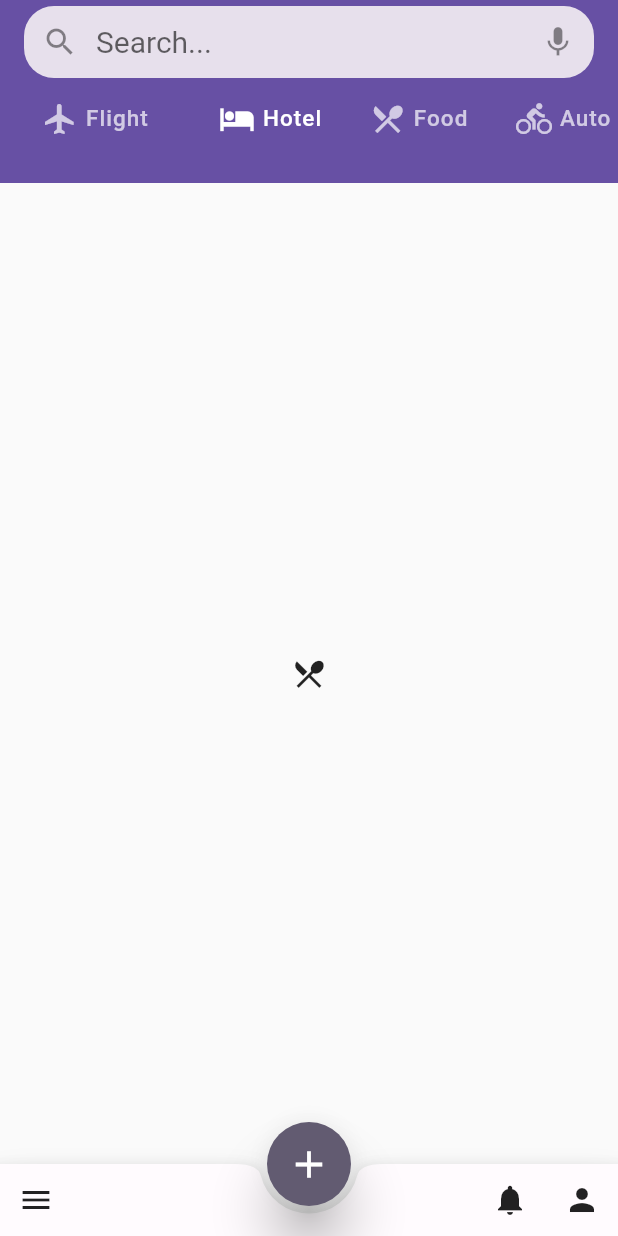
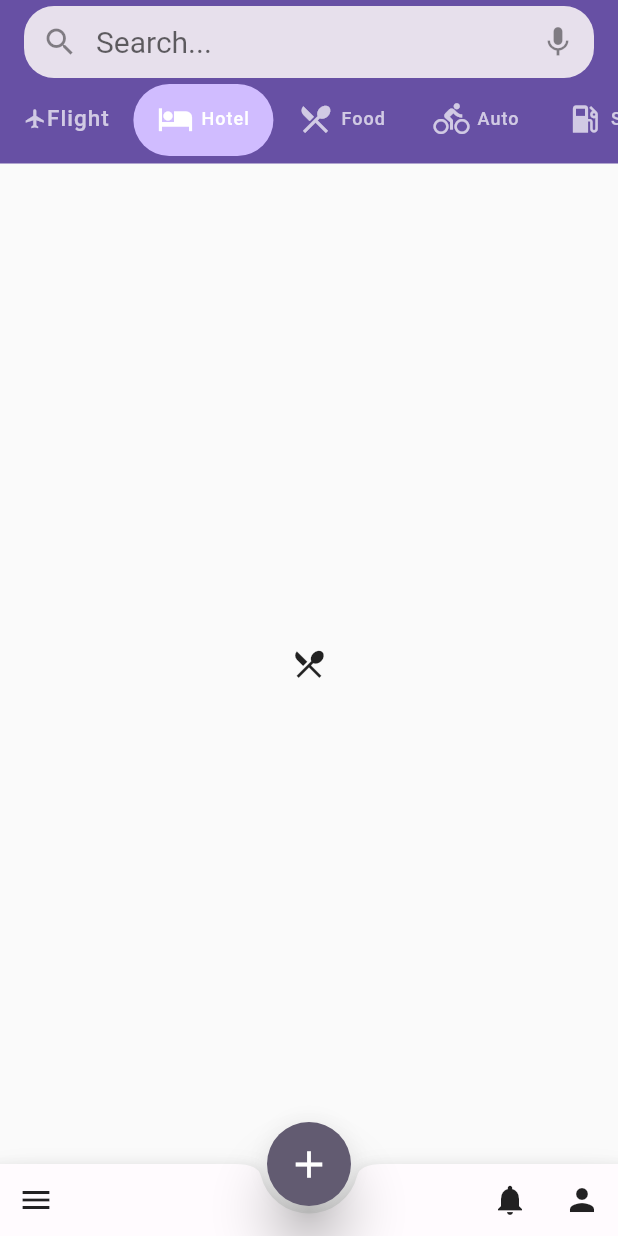
Before and after one commit to conteluca/holiday, a Flutter app: the screen it shows after launch, tab 2 chosen, on a phone screen of 412 x 824 dp. Run offline on Flutter 3.47's test engine with Material 2 defaults, Android fonts, the phone set to English and light mode, and no system bars; network calls fail.

Commit message:
colors added

```diff
--- /dev/null
+++ b/lib/constants.dart
@@ -0,0 +1,64 @@
+import 'package:flutter/material.dart';
+
+const seed = Color(0xFF6750A4);
+
+const lightColorScheme = ColorScheme(
+  brightness: Brightness.light,
+  primary: Color(0xFF6750A4),
+  onPrimary: Color(0xFFFFFFFF),
+  primaryContainer: Color(0xFFEADDFF),
+  onPrimaryContainer: Color(0xFF21005D),
+  secondary: Color(0xFF625B71),
+  onSecondary: Color(0xFFFFFFFF),
+  secondaryContainer: Color(0xFFE8DEF8),
+  onSecondaryContainer: Color(0xFF1D192B),
+  tertiary: Color(0xFF7D5260),
+  onTertiary: Color(0xFFFFFFFF),
+  tertiaryContainer: Color(0xFFFFD8E4),
+  onTertiaryContainer: Color(0xFF31111D),
+  error: Color(0xFFB3261E),
+  errorContainer: Color(0xFFF9DEDC),
+  onError: Color(0xFFFFFFFF),
+  onErrorContainer: Color(0xFF410E0B),
+  background: Color(0xFFFFFBFE),
+  onBackground: Color(0xFF1C1B1F),
+  surface: Color(0xFFFFFBFE),
+  onSurface: Color(0xFF1C1B1F),
+  surfaceVariant: Color(0xFFE7E0EC),
+  onSurfaceVariant: Color(0xFF49454F),
+  outline: Color(0xFF79747E),
+  onInverseSurface: Color(0xFFF4EFF4),
+  inverseSurface: Color(0xFF313033),
+  inversePrimary: Color(0xFFD0BCFF),
+  shadow: Color(0xFF000000),
+);
+const darkColorScheme = ColorScheme(
+  brightness: Brightness.dark,
+  primary: Color(0xFFD0BCFF),
+  onPrimary: Color(0xFF381E72),
+  primaryContainer: Color(0xFF4F378B),
+  onPrimaryContainer: Color(0xFFEADDFF),
+  secondary: Color(0xFFCCC2DC),
+  onSecondary: Color(0xFF332D41),
+  secondaryContainer: Color(0xFF4A4458),
+  onSecondaryContainer: Color(0xFFE8DEF8),
+  tertiary: Color(0xFFEFB8C8),
+  onTertiary: Color(0xFF492532),
+  tertiaryContainer: Color(0xFF633B48),
+  onTertiaryContainer: Color(0xFFFFD8E4),
+  error: Color(0xFFF2B8B5),
+  errorContainer: Color(0xFF8C1D18),
+  onError: Color(0xFF601410),
+  onErrorContainer: Color(0xFFF9DEDC),
+  background: Color(0xFF1C1B1F),
+  onBackground: Color(0xFFE6E1E5),
+  surface: Color(0xFF1C1B1F),
+  onSurface: Color(0xFFE6E1E5),
+  surfaceVariant: Color(0xFF49454F),
+  onSurfaceVariant: Color(0xFFCAC4D0),
+  outline: Color(0xFF938F99),
+  onInverseSurface: Color(0xFF1C1B1F),
+  inverseSurface: Color(0xFFE6E1E5),
+  inversePrimary: Color(0xFF6750A4),
+  shadow: Color(0xFF000000),
+);
--- a/lib/main.dart
+++ b/lib/main.dart
@@ -1,73 +1,11 @@
 import 'package:flutter/material.dart';
+import 'package:holiday/constants.dart';
 import 'package:holiday/widgets/bottomnav.dart';
 import 'package:holiday/widgets/floatingCenterButton.dart';
 
 void main() {
   runApp(const MyApp());
 }
-
-const seed = Color(0xFF6750A4);
-
-const lightColorScheme = ColorScheme(
-  brightness: Brightness.light,
-  primary: Color(0xFF6750A4),
-  onPrimary: Color(0xFFFFFFFF),
-  primaryContainer: Color(0xFFEADDFF),
-  onPrimaryContainer: Color(0xFF21005D),
-  secondary: Color(0xFF625B71),
-  onSecondary: Color(0xFFFFFFFF),
-  secondaryContainer: Color(0xFFE8DEF8),
-  onSecondaryContainer: Color(0xFF1D192B),
-  tertiary: Color(0xFF7D5260),
-  onTertiary: Color(0xFFFFFFFF),
-  tertiaryContainer: Color(0xFFFFD8E4),
-  onTertiaryContainer: Color(0xFF31111D),
-  error: Color(0xFFB3261E),
-  errorContainer: Color(0xFFF9DEDC),
-  onError: Color(0xFFFFFFFF),
-  onErrorContainer: Color(0xFF410E0B),
-  background: Color(0xFFFFFBFE),
-  onBackground: Color(0xFF1C1B1F),
-  surface: Color(0xFFFFFBFE),
-  onSurface: Color(0xFF1C1B1F),
-  surfaceVariant: Color(0xFFE7E0EC),
-  onSurfaceVariant: Color(0xFF49454F),
-  outline: Color(0xFF79747E),
-  onInverseSurface: Color(0xFFF4EFF4),
-  inverseSurface: Color(0xFF313033),
-  inversePrimary: Color(0xFFD0BCFF),
-  shadow: Color(0xFF000000),
-);
-const darkColorScheme = ColorScheme(
-  brightness: Brightness.dark,
-  primary: Color(0xFFD0BCFF),
-  onPrimary: Color(0xFF381E72),
-  primaryContainer: Color(0xFF4F378B),
-  onPrimaryContainer: Color(0xFFEADDFF),
-  secondary: Color(0xFFCCC2DC),
-  onSecondary: Color(0xFF332D41),
-  secondaryContainer: Color(0xFF4A4458),
-  onSecondaryContainer: Color(0xFFE8DEF8),
-  tertiary: Color(0xFFEFB8C8),
-  onTertiary: Color(0xFF492532),
-  tertiaryContainer: Color(0xFF633B48),
-  onTertiaryContainer: Color(0xFFFFD8E4),
-  error: Color(0xFFF2B8B5),
-  errorContainer: Color(0xFF8C1D18),
-  onError: Color(0xFF601410),
-  onErrorContainer: Color(0xFFF9DEDC),
-  background: Color(0xFF1C1B1F),
-  onBackground: Color(0xFFE6E1E5),
-  surface: Color(0xFF1C1B1F),
-  onSurface: Color(0xFFE6E1E5),
-  surfaceVariant: Color(0xFF49454F),
-  onSurfaceVariant: Color(0xFFCAC4D0),
-  outline: Color(0xFF938F99),
-  onInverseSurface: Color(0xFF1C1B1F),
-  inverseSurface: Color(0xFFE6E1E5),
-  inversePrimary: Color(0xFF6750A4),
-  shadow: Color(0xFF000000),
-);
 
 class MyApp extends StatelessWidget {
   const MyApp({Key? key}) : super(key: key);
@@ -117,7 +55,7 @@ class HomePage extends StatefulWidget {
   );
   final labelStyle = const TextStyle(
     fontWeight: FontWeight.w500,
-    fontSize: 15,
+    fontSize: 12,
     letterSpacing: 0.7,
   );
 
@@ -226,103 +164,6 @@ class _HomePageState extends State<HomePage> {
                   (BuildContext context, bool innerBoxIsScrolled) {
                 return [
                   SliverAppBar(
-                    bottom: TabBar(
-                      // indicatorWeight: 0.0001,
-                      indicatorWeight: 20,
-                      indicator:
-                          CircleTabIndicator(color: Colors.red, radius: 0),
-                      controller: tabController,
-                      labelStyle: widget.labelStyle,
-                      tabs: [
-                        Tab(
-                          child: Container(
-                            // decoration: BoxDecoration(
-                            //   borderRadius: BorderRadius.circular(20),
-                            //   color: _tabIndex == 0
-                            //       ? Theme.of(context).primaryColorDark
-                            //       : Theme.of(context)
-                            //           .appBarTheme
-                            //           .backgroundColor,
-                            // ),
-                            padding: const EdgeInsets.fromLTRB(12, 5, 15, 5),
-                            child: Row(
-                              children: const [
-                                Icon(
-                                  Icons.flight,
-                                ),
-                                SizedBox(
-                                  width: 5,
-                                ),
-                                Text(
-                                  "Flight",
-                                ),
-                              ],
-                            ),
-                          ),
-                        ),
-                        Tab(
-                          child: Row(
-                            children: const [
-                              Icon(
-                                Icons.hotel,
-                              ),
-                              SizedBox(
-                                width: 5,
-                              ),
-                              Text(
-                                "Hotel",
-                              ),
-                            ],
-                          ),
-                        ),
-                        Tab(
-                          child: Row(
-                            children: const [
-                              Icon(
-                                Icons.restaurant_menu,
-                              ),
-                              SizedBox(
-                                width: 5,
-                              ),
-                              Text(
-                                "Food",
-                              ),
-                            ],
-                          ),
-                        ),
-                        Tab(
-                          child: Row(
-                            children: const [
-                              Icon(
-                                Icons.directions_bike,
-                              ),
-                              SizedBox(
-                                width: 5,
-                              ),
-                              Text(
-                                "Auto",
-                              ),
-                            ],
-                          ),
-                        ),
-                        Tab(
-                          child: Row(
-                            children: const [
-                              Icon(
-                                Icons.local_gas_station,
-                              ),
-                              SizedBox(
-                                width: 5,
-                              ),
-                              Text(
-                                "Station",
-                              ),
-                            ],
-                          ),
-                        ),
-                      ],
-                      isScrollable: true,
-                    ),
                     title: Autocomplete(
                       fieldViewBuilder: (context, textEditingController,
                           focusNode, onFieldSubmitted) {
@@ -336,7 +177,8 @@ class _HomePageState extends State<HomePage> {
                           focusNode: focusNode,
                           style: widget.textStyle,
                           decoration: InputDecoration(
-                            fillColor: Theme.of(context).colorScheme.surfaceVariant,
+                            fillColor:
+                                Theme.of(context).colorScheme.surfaceVariant,
                             filled: true,
                             contentPadding:
                                 const EdgeInsets.fromLTRB(15, 0, 0, 0),
@@ -441,6 +283,98 @@ class _HomePageState extends State<HomePage> {
                     ),
                     floating: true,
                     pinned: true,
+                    bottom: PreferredSize(
+                      preferredSize: Size(double.maxFinite,53),
+                      child: Column(
+                        children: [
+                          TabBar(
+                            indicator: BoxDecoration(
+                              color: Theme.of(context).colorScheme.inversePrimary,
+                              shape: BoxShape.rectangle,
+                              borderRadius: BorderRadius.circular(30),
+                            ),
+
+                            indicatorSize: TabBarIndicatorSize.tab,
+                            controller: tabController,
+                            labelStyle: widget.labelStyle,
+                            tabs: [
+                              Tab(
+                                // height: 10,
+
+                                child: Row(
+                                  children: [
+                                    Icon(Icons.flight,size: 15),
+                                    Text("Flight",style: TextStyle(fontSize: 15),),
+                                  ],
+                                ),
+                              ),
+                              Tab(
+                                child: Row(
+                                  children: const [
+                                    Icon(
+                                      Icons.hotel,
+                                    ),
+                                    SizedBox(
+                                      width: 5,
+                                    ),
+                                    Text(
+                                      "Hotel",
+                                    ),
+                                  ],
+                                ),
+                              ),
+                              Tab(
+                                child: Row(
+                                  children: const [
+                                    Icon(
+                                      Icons.restaurant_menu,
+                                    ),
+                                    SizedBox(
+                                      width: 5,
+                                    ),
+                                    Text(
+                                      "Food",
+                                    ),
+                                  ],
+                                ),
+                              ),
+                              Tab(
+                                child: Row(
+                                  children: const [
+                                    Icon(
+                                      Icons.directions_bike,
+                                    ),
+                                    SizedBox(
+                                      width: 5,
+                                    ),
+                                    Text(
+                                      "Auto",
+                                    ),
+                                  ],
+                                ),
+                              ),
+                              Tab(
+                                child: Row(
+                                  children: const [
+                                    Icon(
+                                      Icons.local_gas_station,
+                                    ),
+                                    SizedBox(
+                                      width: 5,
+                                    ),
+                                    Text(
+                                      "Station",
+                                    ),
+                                  ],
+                                ),
+                              ),
+                            ],
+                            isScrollable: true,
+                          ),
+                          SizedBox(height: 5,),
+                        ],
+                      ),
+                    ),
                   ),
                 ];
               },
@@ -461,36 +395,4 @@ class _HomePageState extends State<HomePage> {
     FocusScope.of(context).unfocus();
   }
 
-  void _updateTab(value) {
-    setState(() {
-      _tabIndex = value;
-    });
-    print('index: $_tabIndex');
-  }
 }
-
-class CircleTabIndicator extends Decoration {
-  final BoxPainter _painter;
-
-  CircleTabIndicator({required Color color, required double radius})
-      : _painter = _CirclePainter(color, radius);
-
-  @override
-  BoxPainter createBoxPainter([VoidCallback? onChanged]) => _painter;
-}
-
-class _CirclePainter extends BoxPainter {
-  final Paint _paint;
-  final double radius;
-
-  _CirclePainter(Color color, this.radius)
-      : _paint = Paint()
-          ..color = color
-          ..isAntiAlias = true;
-
-  @override
-  void paint(Canvas canvas, Offset offset, ImageConfiguration cfg) {
-    final Offset circleOffset = offset + Offset(500 / 2, 500 - radius - 5);
-    canvas.drawCircle(circleOffset, radius, _paint);
-  }
-}
```
Also changed, not shown: 1 other file.
